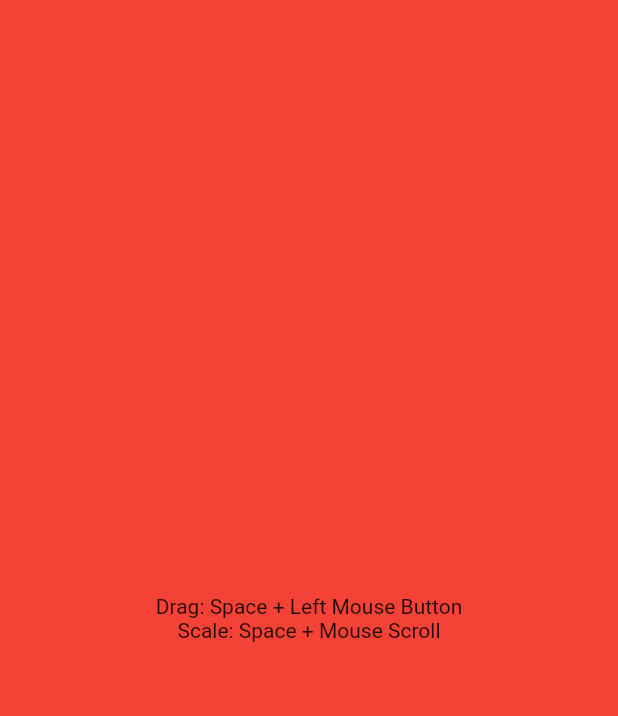
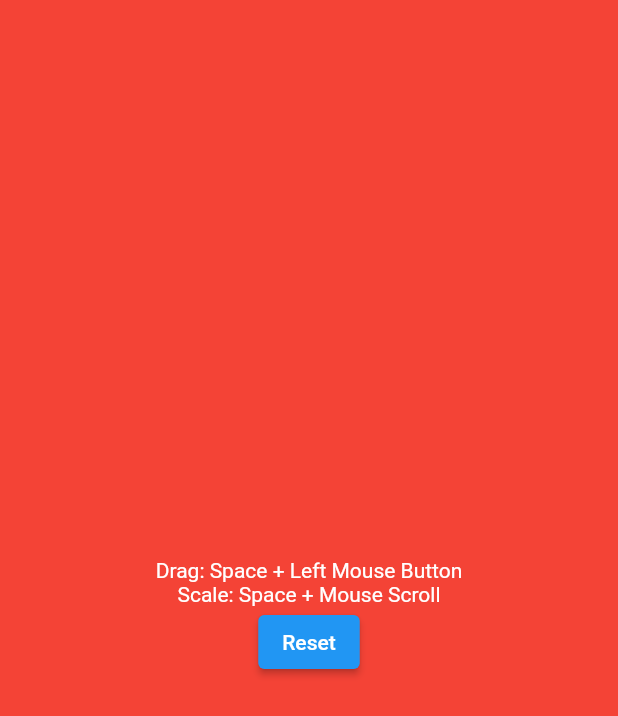
Before and after one commit to alex-melnyk/flutter_flow_dnd, a Flutter app: the screen it shows after launch, on a phone screen of 412 x 824 dp. Shown: the top 716 px of the screen. Run offline on Flutter 3.47's test engine with Material 2 defaults, Android fonts, the phone set to English and light mode, and no system bars; statements that could not run were skipped.

Commit message:
Some improvements.

```diff
--- a/lib/flow_screen.dart
+++ b/lib/flow_screen.dart
@@ -10,11 +10,11 @@ class FlowScreen extends StatefulWidget {
 class _FlowScreenState extends State<FlowScreen> {
   final _flowOffset = ValueNotifier<Offset>(Offset(0, 0));
   final _scale = ValueNotifier<double>(1.0);
+  final _dragHold = ValueNotifier<bool>(false);
+  final _panCaptured = ValueNotifier<bool>(false);
   Offset _tempOffset = Offset.zero;
   Offset _capturePosition = Offset.zero;
   double _scroll = 1.0;
-  bool _captured = false;
-  bool _dragHold = false;
 
   @override
   Widget build(BuildContext context) {
@@ -27,14 +27,14 @@ class _FlowScreenState extends State<FlowScreen> {
         focusNode: FocusNode(),
         onKey: (event) {
           if (event.isKeyPressed(LogicalKeyboardKey.space)) {
-            _dragHold = true;
+            _dragHold.value = true;
           } else {
-            _dragHold = false;
+            _dragHold.value = false;
           }
         },
         child: Listener(
           onPointerSignal: (event) {
-            if (event is PointerScrollEvent && _dragHold) {
+            if (event is PointerScrollEvent && _dragHold.value) {
               _scroll += event.scrollDelta.dy / 100.0;
 
               _scroll = _scroll > 1.5
@@ -50,20 +50,20 @@ class _FlowScreenState extends State<FlowScreen> {
             onPanStart: (details) {
               _capturePosition = details.globalPosition;
               _tempOffset = _flowOffset.value;
-              _captured = true;
+              _panCaptured.value = true;
             },
             onPanUpdate: (details) {
-              if (!_captured || !_dragHold) return;
+              if (!_panCaptured.value || !_dragHold.value) return;
 
               final diff = details.globalPosition - _capturePosition;
 
               _flowOffset.value = _tempOffset + diff;
             },
             onPanEnd: (details) {
-              _captured = false;
+              _panCaptured.value = false;
             },
             onPanCancel: () {
-              _captured = false;
+              _panCaptured.value = false;
             },
             child: Stack(
               fit: StackFit.expand,
@@ -93,10 +93,72 @@ class _FlowScreenState extends State<FlowScreen> {
                       height: screenSize.height,
                       color: Colors.red,
                       alignment: Alignment.center,
-                      child: Text(
-                        'Drag: Space + Left Mouse Button'
-                            '\nScale: Space + Mouse Scroll',
-                        textAlign: TextAlign.center,
+                      child: Column(
+                        mainAxisSize: MainAxisSize.min,
+                        children: [
+                          ValueListenableBuilder<bool>(
+                            valueListenable: _dragHold,
+                            builder: (context, dragHold, child) {
+                              return ValueListenableBuilder(
+                                valueListenable: _panCaptured,
+                                builder: (context, panCaptured, child) {
+                                  return RichText(
+                                    textAlign: TextAlign.center,
+                                    text: TextSpan(
+                                      children: [
+                                        TextSpan(
+                                          text: 'Drag: ',
+                                          style: TextStyle(
+                                            color: Colors.white,
+                                          ),
+                                        ),
+                                        TextSpan(
+                                          text: 'Space',
+                                          style: TextStyle(
+                                            color:
+                                                dragHold ? Colors.green : Colors.white,
+                                          ),
+                                        ),
+                                        TextSpan(
+                                          text: ' + Left Mouse Button',
+                                          style: TextStyle(
+                                            color: panCaptured ? Colors.green : Colors.white,
+                                          ),
+                                        ),
+                                        TextSpan(
+                                          text: '\nScale: ',
+                                          style: TextStyle(
+                                            color: Colors.white,
+                                          ),
+                                        ),
+                                        TextSpan(
+                                          text: 'Space',
+                                          style: TextStyle(
+                                            color:
+                                                dragHold ? Colors.green : Colors.white,
+                                          ),
+                                        ),
+                                        TextSpan(
+                                          text: ' + Mouse Scroll',
+                                          style: TextStyle(
+                                            color: Colors.white,
+                                          ),
+                                        ),
+                                      ],
+                                    ),
+                                  );
+                                },
+                              );
+                            },
+                          ),
+                          ElevatedButton(
+                            onPressed: () {
+                              _flowOffset.value = Offset.zero;
+                              _scale.value = 1.0;
+                            },
+                            child: Text('Reset'),
+                          ),
+                        ],
                       ),
                     ),
                   ),
```
